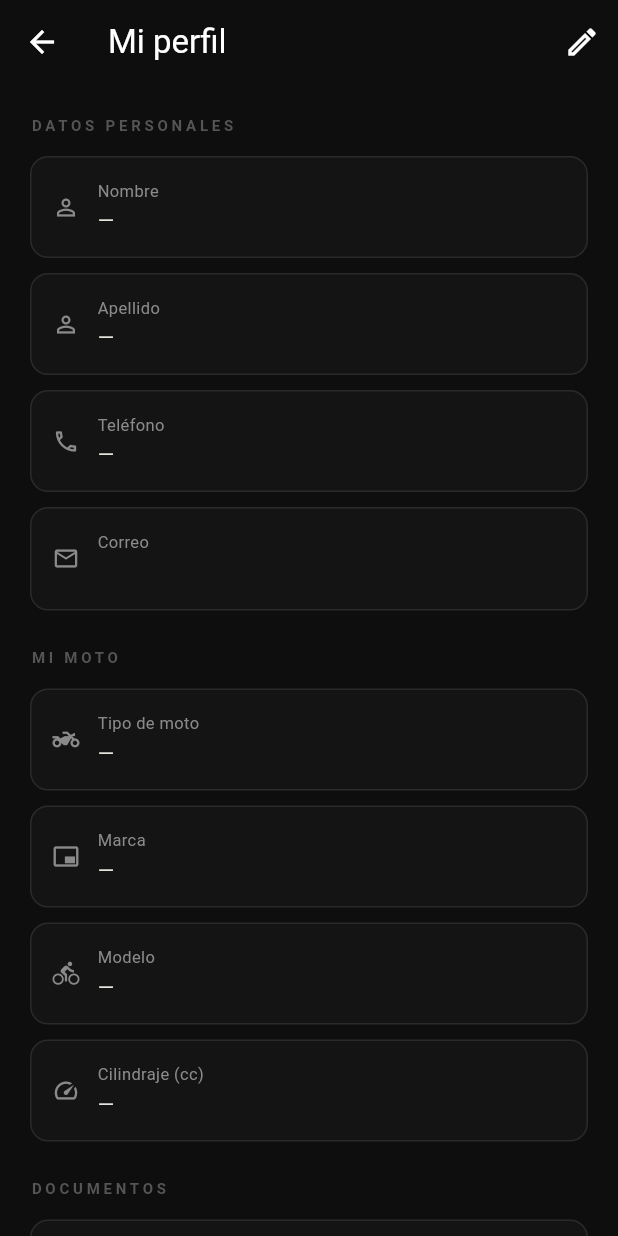
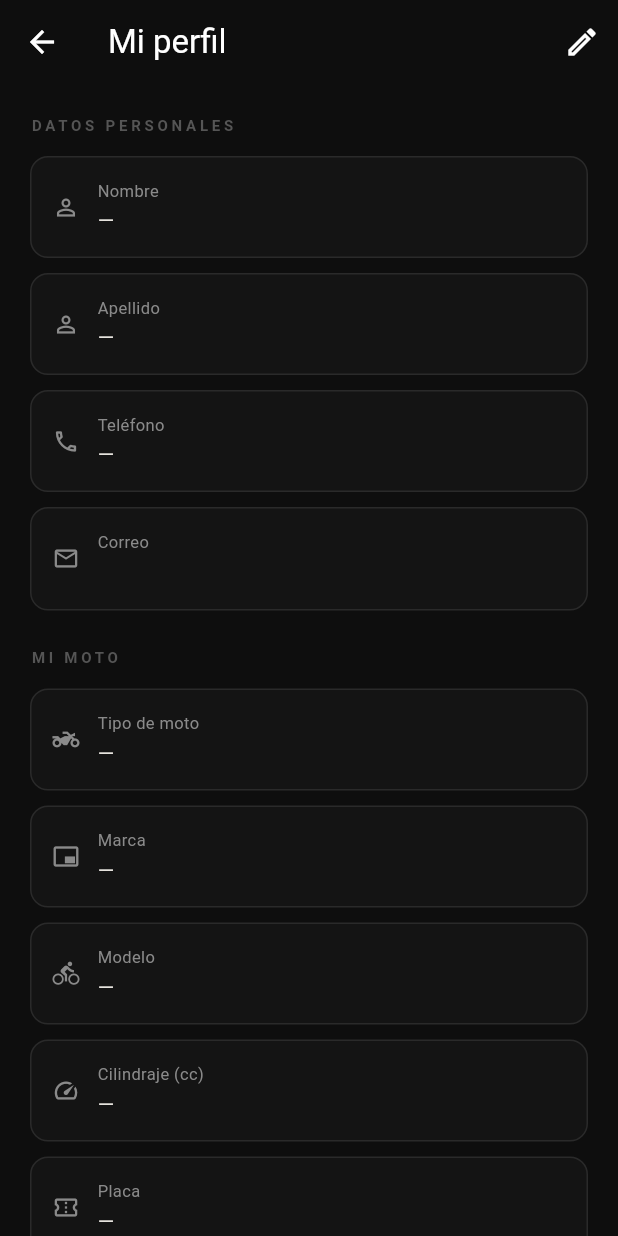
Before and after one commit to multiservicioslavina-commits/gruas, a Flutter app: the ProfileScreen screen opened directly, on a phone screen of 412 x 824 dp. Run offline on Flutter 3.47's test engine with Material 3 defaults, Android fonts, the phone set to English and light mode, and no system bars; our stand-ins replace flutter_map, geolocator, image_picker, latlong2, permission_handler, sensors_plus and 3 more; missing offline and left inert: gal, onesignal_flutter; accounts and stored records are empty.

Commit message:
Agregar campo de placa al perfil del rider
Nueva columna `placa` en tabla riders (migración aplicada) y campo
en la pantalla de perfil. Se guarda en mayúsculas automáticamente.
Necesario para que Rita pueda consultar pico y placa.

Co-Authored-By: Claude Opus 4.6 <noreply@anthropic.com>
Claude-Session: https://claude.ai/code/session_01Egw2JJ7dhPUc8eYSxZAm3m

```diff
--- a/ridera-ride-live/lib/screens/profile_screen.dart
+++ b/ridera-ride-live/lib/screens/profile_screen.dart
@@ -23,6 +23,7 @@ class _ProfileScreenState extends State<ProfileScreen> {
   final _marca     = TextEditingController();
   final _modelo    = TextEditingController();
   final _cc        = TextEditingController();
+  final _placa     = TextEditingController();
   DateTime? _soatVence;
   DateTime? _tecnoVence;
 
@@ -43,6 +44,7 @@ class _ProfileScreenState extends State<ProfileScreen> {
       _marca.text    = d['moto_marca'] ?? '';
       _modelo.text   = d['moto_modelo'] ?? '';
       _cc.text       = (d['moto_cc'] ?? '').toString();
+      _placa.text    = d['placa'] ?? '';
       _soatVence     = d['soat_vence'] != null ? DateTime.tryParse(d['soat_vence']) : null;
       _tecnoVence    = d['tecno_vence'] != null ? DateTime.tryParse(d['tecno_vence']) : null;
     }
@@ -60,6 +62,7 @@ class _ProfileScreenState extends State<ProfileScreen> {
         'moto_marca':  _marca.text.trim(),
         'moto_modelo': _modelo.text.trim(),
         'moto_cc':     int.tryParse(_cc.text.trim()),
+        'placa':       _placa.text.trim().toUpperCase(),
         'soat_vence':  _soatVence?.toIso8601String().split('T').first,
         'tecno_vence': _tecnoVence?.toIso8601String().split('T').first,
       });
@@ -142,6 +145,8 @@ class _ProfileScreenState extends State<ProfileScreen> {
                 _gap(),
                 _row('Cilindraje (cc)', _cc,     Icons.speed,            editing: _editing,
                     type: const TextInputType.numberWithOptions(decimal: false)),
+                _gap(),
+                _row('Placa',          _placa,  Icons.confirmation_number_outlined, editing: _editing),
 
                 const SizedBox(height: 24),
                 _section('DOCUMENTOS'),
```
